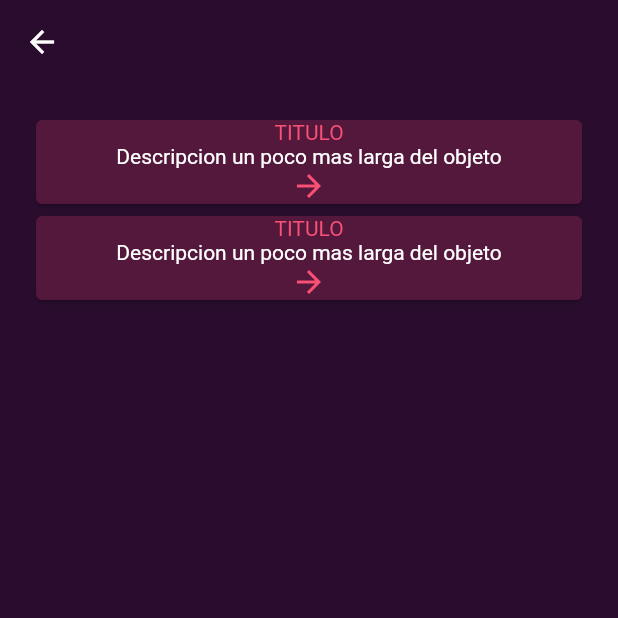
After one commit to jahodogit/riverpod_nba, a Flutter app: the TeamListPage screen opened by its route, on a phone screen of 412 x 824 dp, the top half of it. The commit adds this screen. Run offline on Flutter 3.47's test engine with Material 2 defaults, Android fonts, the phone set to English and light mode, and no system bars.

Commit message:
Team card design

```diff
--- a/lib/main.dart
+++ b/lib/main.dart
@@ -1,4 +1,6 @@
 import 'package:flutter/material.dart';
+import 'package:riverpod_nba/settings/colors.dart';
+import 'package:riverpod_nba/settings/routes.dart';
 import 'package:riverpod_nba/splash/ui/splash.dart';
 
 void main() {
@@ -13,11 +15,13 @@ class MyApp extends StatelessWidget {
   Widget build(BuildContext context) {
     return MaterialApp(
       debugShowCheckedModeBanner: false,
-      title: 'Flutter Demo',
+      title: 'GAAMETIIME',
       theme: ThemeData(
-        primarySwatch: Colors.blue,
-      ),
-      home: SplashPage(),
+          primarySwatch: Colors.blue,
+          scaffoldBackgroundColor: primaryColor,
+          appBarTheme: const AppBarTheme(backgroundColor: primaryColor)),
+      home: const SplashPage(),
+      routes: buildAppRoutes(),
     );
   }
 }
--- a/lib/settings/colors.dart
+++ b/lib/settings/colors.dart
@@ -9,3 +9,5 @@ const primaryTextColor = Color(0xFFFFFFFF);
 
 //Body colors
 const primaryColor = Color(0xFF2A0D2E);
+const secundaryColor = Color(0xFF53183B);
+const ligthColor = Color(0xFFFA5075);
--- /dev/null
+++ b/lib/settings/routes.dart
@@ -0,0 +1,8 @@
+import 'package:flutter/material.dart';
+import 'package:riverpod_nba/teams/ui/team_list.dart';
+
+Map<String, WidgetBuilder> buildAppRoutes() {
+  return {
+    '/TeamList': (BuildContext context) => const TeamListPage(),
+  };
+}
--- a/lib/splash/ui/splash.dart
+++ b/lib/splash/ui/splash.dart
@@ -3,7 +3,7 @@ import 'package:riverpod_nba/settings/colors.dart';
 import 'package:riverpod_nba/settings/styles.dart';
 
 class SplashPage extends StatefulWidget {
-  SplashPage({Key? key}) : super(key: key);
+  const SplashPage({Key? key}) : super(key: key);
 
   @override
   _SplashPageState createState() => _SplashPageState();
@@ -14,7 +14,6 @@ class _SplashPageState extends State<SplashPage> {
   Widget build(BuildContext context) {
     return Scaffold(
       body: Container(
-        //color: splashBackgroundColorPrimary,
         width: MediaQuery.of(context).size.width,
         height: MediaQuery.of(context).size.height,
         decoration: gradient,
@@ -49,7 +48,7 @@ class _SplashPageState extends State<SplashPage> {
             )
           ],
         ),
-        onTap: () {},
+        onTap: () => Navigator.of(context).pushNamed("/TeamList"),
       ),
     );
   }
--- /dev/null
+++ b/lib/teams/ui/team_card.dart
@@ -0,0 +1,34 @@
+import 'package:flutter/material.dart';
+import 'package:riverpod_nba/settings/colors.dart';
+
+class TeamCard extends StatefulWidget {
+  const TeamCard({Key? key}) : super(key: key);
+
+  @override
+  _TeamCardState createState() => _TeamCardState();
+}
+
+class _TeamCardState extends State<TeamCard> {
+  @override
+  Widget build(BuildContext context) {
+    return Card(
+      color: secundaryColor,
+      child: Column(
+        children: const <Widget>[
+          Text(
+            "TITULO",
+            style: TextStyle(color: ligthColor),
+          ),
+          Text(
+            "Descripcion un poco mas larga del objeto",
+            style: TextStyle(color: Colors.white),
+          ),
+          Icon(
+            Icons.arrow_forward_sharp,
+            color: ligthColor,
+          )
+        ],
+      ),
+    );
+  }
+}
--- /dev/null
+++ b/lib/teams/ui/team_list.dart
@@ -0,0 +1,27 @@
+import 'package:flutter/material.dart';
+import 'package:riverpod_nba/teams/ui/team_card.dart';
+
+class TeamListPage extends StatefulWidget {
+  const TeamListPage({Key? key}) : super(key: key);
+
+  @override
+  _TeamListPageState createState() => _TeamListPageState();
+}
+
+class _TeamListPageState extends State<TeamListPage> {
+  @override
+  Widget build(BuildContext context) {
+    return Scaffold(
+      appBar: AppBar(
+        elevation: 0,
+      ),
+      body: ListView(
+        padding: const EdgeInsets.all(20),
+        children: const <Widget>[
+          TeamCard(),
+          TeamCard(),
+        ],
+      ),
+    );
+  }
+}
```
Also changed, not shown: 1 other file.
